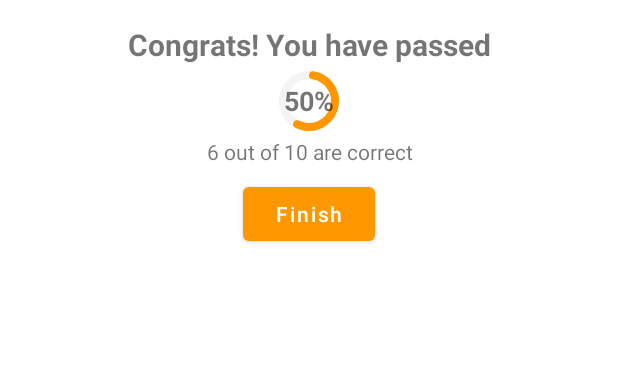
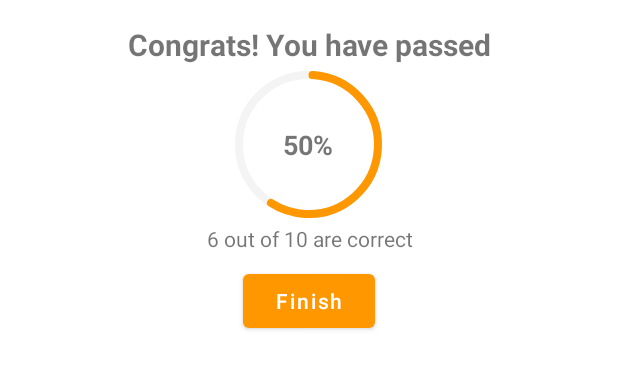
Before and after one commit to Vincent-48/Solocode, an Android app: the layout score_dialog.xml on its own in the app's theme, with its tools: preview values and no code run, on a phone screen of 412 x 824 dp. Shown: the top 369 px of the screen. Run offline under Robolectric (Android 15) with nearby library versions, the phone set to English and light mode, and no system bars.

Commit message:
initial commit

```diff
--- a/app/build.gradle
+++ b/app/build.gradle
@@ -1,6 +1,7 @@
 plugins {
     id 'com.android.application'
     id 'org.jetbrains.kotlin.android'
+    id 'com.google.gms.google-services'
 }
 
 android {
@@ -43,6 +44,7 @@ dependencies {
     implementation 'androidx.constraintlayout:constraintlayout:2.1.4'
     implementation 'androidx.navigation:navigation-fragment-ktx:2.4.1'
     implementation 'androidx.navigation:navigation-ui-ktx:2.4.1'
+    implementation 'com.google.firebase:firebase-database:20.3.1'
     testImplementation 'junit:junit:4.13.2'
     androidTestImplementation 'androidx.test.ext:junit:1.1.5'
     androidTestImplementation 'androidx.test.espresso:espresso-core:3.5.1'
--- a/app/src/main/res/layout/score_dialog.xml
+++ b/app/src/main/res/layout/score_dialog.xml
@@ -9,7 +9,7 @@
     android:layout_height="wrap_content">
 
     <TextView
-        android:id="@+id/score_dialog"
+        android:id="@+id/score_title"
         android:layout_width="match_parent"
         android:layout_height="wrap_content"
         tools:text="Congrats! You have passed"
@@ -27,17 +27,18 @@
             android:layout_centerVertical="true"
             app:trackColor="@color/gray"
             tools:progress="60"
-            app:trackCornerRadius="45dp"
+            app:trackCornerRadius="28dp"
             app:trackThickness="5dp"
-            android:indicatorSize="98dp"/>
+            app:indicatorSize="98dp"/>
+
         <TextView
             android:id="@+id/score_progress_text"
             android:layout_width="wrap_content"
             android:layout_height="wrap_content"
-            tools:text="50%"
+            android:layout_centerInParent="true"
             android:textSize="18sp"
-            android:layout_centerInParent="true"
-            android:textStyle="bold"/>
+            android:textStyle="bold"
+            tools:text="50%" />
 
     </RelativeLayout>
 
@@ -52,10 +53,10 @@
         android:id="@+id/finish_btn"
         android:layout_width="wrap_content"
         android:layout_height="wrap_content"
-        tools:text="Finish"
+        android:text="Finish"
         android:textColor="@color/white"
         android:textAllCaps="false"
-        android:layout_margin="8dp"/>
+        android:layout_margin="8dp" />
 
 
 
--- a/build.gradle
+++ b/build.gradle
@@ -1,4 +1,8 @@
-// Top-level build file where you can add configuration options common to all sub-projects/modules.
+buildscript {
+    dependencies {
+        classpath 'com.google.gms:google-services:4.4.1'
+    }
+}// Top-level build file where you can add configuration options common to all sub-projects/modules.
 plugins {
     id 'com.android.application' version '7.4.1' apply false
     id 'com.android.library' version '7.4.1' apply false
```
Also changed, not shown: app/src/main/java/com/example/solocode/QuizActivity.kt (+10 -4 lines).
